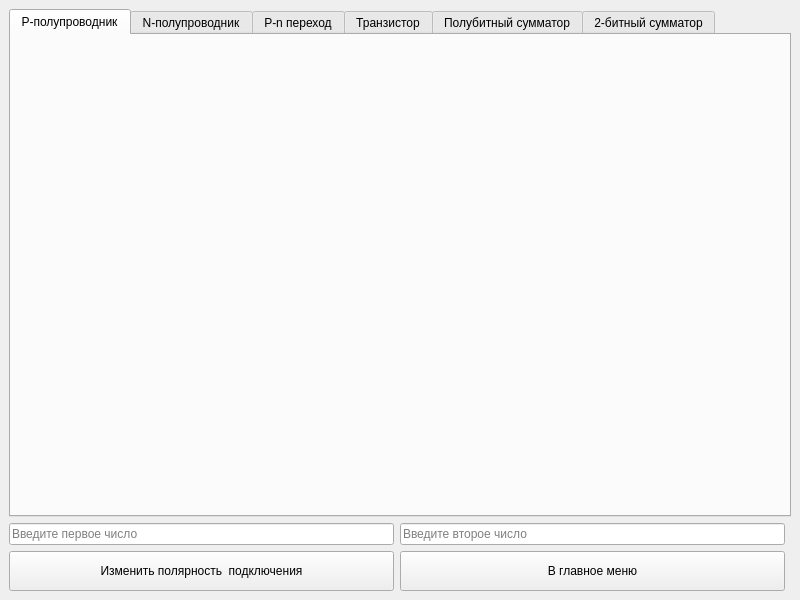
Qt form 2 course/model_coursework/demo/demo.ui (Manerton/labs-se) before a commit.
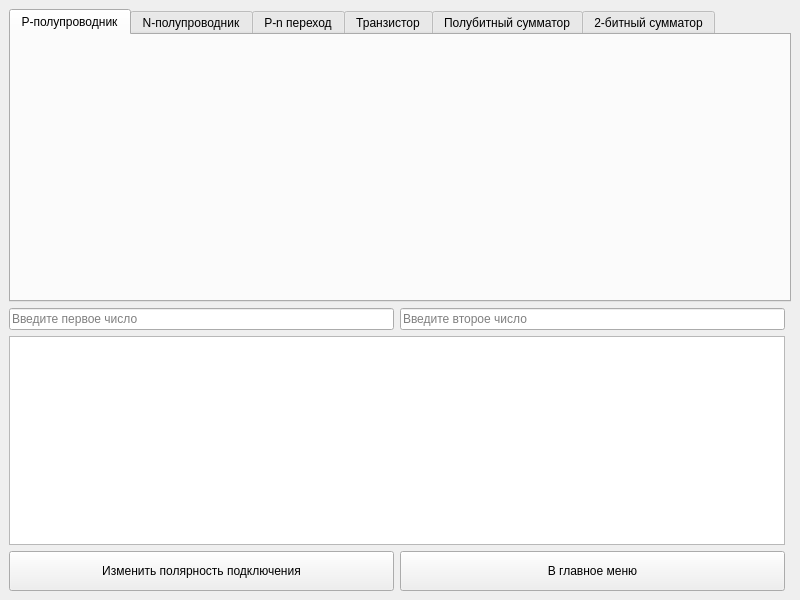
The same form after that commit.

What changed in the file:
```diff
--- a/2 course/model_coursework/demo/demo.ui
+++ b/2 course/model_coursework/demo/demo.ui
@@ -50,7 +50,7 @@
    <property name="autoFillBackground">
     <bool>true</bool>
    </property>
-   <layout class="QGridLayout" name="gridLayout" rowstretch="3,0,0,0,0,0,0,0" columnstretch="10,0">
+   <layout class="QGridLayout" name="gridLayout" rowstretch="7,0,0,5,1" columnstretch="10,0">
     <item row="2" column="0">
      <layout class="QHBoxLayout" name="horizontalLayout_input">
       <item>
@@ -102,6 +102,15 @@
       </item>
      </layout>
     </item>
+    <item row="3" column="0">
+     <widget class="QTextBrowser" name="textBrowser">
+      <property name="font">
+       <font>
+        <pointsize>12</pointsize>
+       </font>
+      </property>
+     </widget>
+    </item>
     <item row="0" column="0" rowspan="2" colspan="2">
      <widget class="QTabWidget" name="tabWidget">
       <property name="tabPosition">
@@ -166,7 +175,7 @@
       </widget>
      </widget>
     </item>
-    <item row="7" column="0">
+    <item row="4" column="0">
      <layout class="QHBoxLayout" name="horizontalLayout">
       <item>
        <widget class="QPushButton" name="pushButton_changePolarity">
@@ -177,7 +186,7 @@
          </size>
         </property>
         <property name="text">
-         <string>Изменить полярность  подключения</string>
+         <string>Изменить полярность подключения</string>
         </property>
        </widget>
       </item>
```
Left out of the diff: 6 changed lines with no effect on the pictures.
